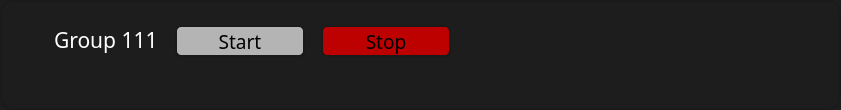
IlyaZh/Maiman-MCBS, file multibench/widgets/groupwidget.ui: the form before one commit.
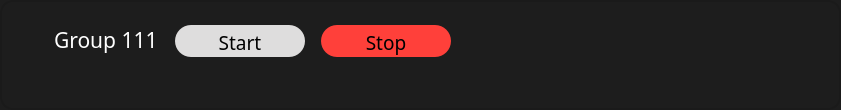
The form after the commit.

What changed in the file:
```diff
--- a/multibench/widgets/groupwidget.ui
+++ b/multibench/widgets/groupwidget.ui
@@ -92,11 +92,12 @@
         </font>
        </property>
        <property name="styleSheet">
-        <string notr="true">border: 2px solid rgb(26,26,26); 
-border-radius: 6px; 
-color: rgb(0,0,0); 
-background: rgb(180,180,180); 
-</string>
+        <string notr="true">      border: 0px solid #DEDDDD;
+      border-radius: 16px;
+      color: #000000;
+      background: #DEDDDD;
+      padding-top: 2px;
+      text-align:center;</string>
        </property>
        <property name="text">
         <string>Start</string>
@@ -130,10 +131,12 @@
         </font>
        </property>
        <property name="styleSheet">
-        <string notr="true">border: 2px solid rgb(26,26,26); 
-border-radius: 6px; 
-color: rgb(0,0,0); 
-background: rgb(189,0,0); </string>
+        <string notr="true">      border: 0px solid #FF403A;
+      border-radius: 16px;
+      color: #000000;
+      background: #FF403A;
+      padding-top: 2px;
+      text-align:center;</string>
        </property>
        <property name="text">
         <string>Stop</string>
```
